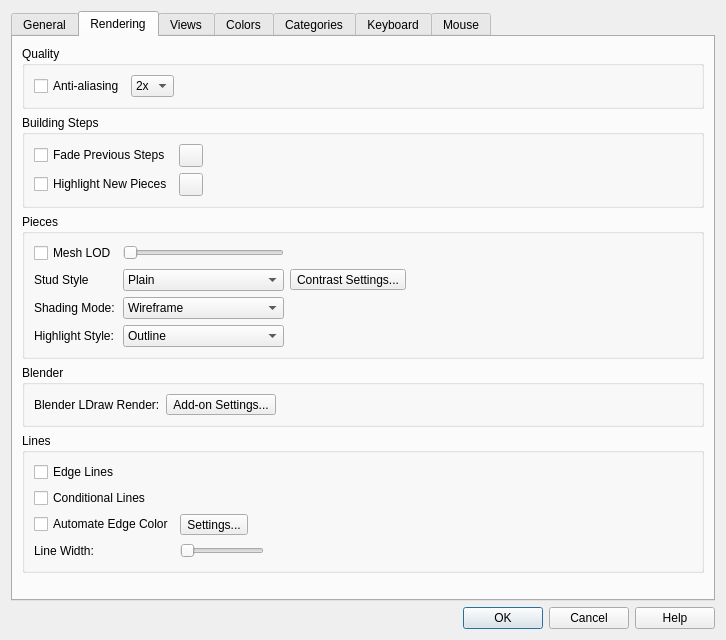
nathaneltitane/studworx, file qt/lc_qpreferencesdialog.ui: the form before one commit.
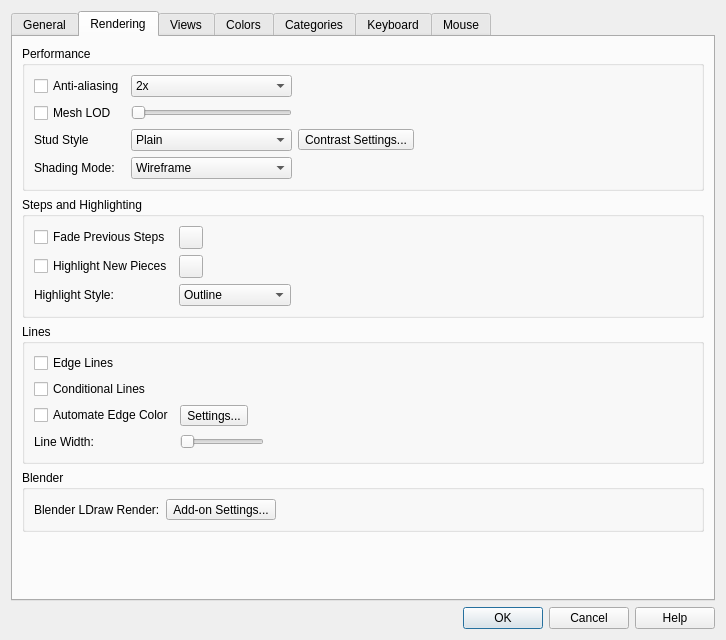
The form after the commit. The open tabs and pages were chosen to show the change. Icons and pictures are not drawn.

Commit message:
Group rendering options by performance impact and move Blender to the bottom
Put anti-aliasing, mesh LOD, stud style and shading mode in a Performance frame, fade and highlight options in a Steps and Highlighting frame, and the optional Blender settings last.

```diff
--- a/qt/lc_qpreferencesdialog.ui
+++ b/qt/lc_qpreferencesdialog.ui
@@ -444,7 +444,7 @@
        <item>
         <widget class="QGroupBox" name="QualityGroup">
          <property name="title">
-          <string>Quality</string>
+          <string>Performance</string>
          </property>
          <layout class="QGridLayout" name="QualityLayout">
           <item row="0" column="0">
@@ -482,97 +482,7 @@
             </item>
            </widget>
           </item>
-          <item row="0" column="3">
-           <spacer name="horizontalSpacer_2">
-            <property name="orientation">
-             <enum>Qt::Orientation::Horizontal</enum>
-            </property>
-            <property name="sizeHint" stdset="0">
-             <size>
-              <width>40</width>
-              <height>20</height>
-             </size>
-            </property>
-           </spacer>
-          </item>
-         </layout>
-        </widget>
-       </item>
-       <item>
-        <widget class="QGroupBox" name="StepsGroup">
-         <property name="title">
-          <string>Building Steps</string>
-         </property>
-         <layout class="QGridLayout" name="StepsLayout">
-          <item row="0" column="0">
-           <widget class="QCheckBox" name="FadeSteps">
-            <property name="toolTip">
-             <string>Tint pieces from previous building steps with the chosen fade color.</string>
-            </property>
-            <property name="text">
-             <string>Fade Previous Steps</string>
-            </property>
-           </widget>
-          </item>
-          <item row="0" column="1">
-           <widget class="QToolButton" name="FadeStepsColor">
-            <property name="accessibleName">
-             <string>Previous Step Color</string>
-            </property>
-            <property name="toolTip">
-             <string>Choose the tint used for pieces from previous steps.</string>
-            </property>
-            <property name="text">
-             <string/>
-            </property>
-           </widget>
-          </item>
           <item row="1" column="0">
-           <widget class="QCheckBox" name="HighlightNewParts">
-            <property name="toolTip">
-             <string>Highlight pieces introduced in the current building step.</string>
-            </property>
-            <property name="text">
-             <string>Highlight New Pieces</string>
-            </property>
-           </widget>
-          </item>
-          <item row="1" column="1">
-           <widget class="QToolButton" name="HighlightNewPartsColor">
-            <property name="accessibleName">
-             <string>New Piece Highlight Color</string>
-            </property>
-            <property name="toolTip">
-             <string>Choose the highlight color for pieces in the current step.</string>
-            </property>
-            <property name="text">
-             <string/>
-            </property>
-           </widget>
-          </item>
-          <item row="0" column="3">
-           <spacer name="StepsSpacer">
-            <property name="orientation">
-             <enum>Qt::Orientation::Horizontal</enum>
-            </property>
-            <property name="sizeHint" stdset="0">
-             <size>
-              <width>40</width>
-              <height>20</height>
-             </size>
-            </property>
-           </spacer>
-          </item>
-         </layout>
-        </widget>
-       </item>
-       <item>
-        <widget class="QGroupBox" name="PiecesGroup">
-         <property name="title">
-          <string>Pieces</string>
-         </property>
-         <layout class="QGridLayout" name="PiecesLayout">
-          <item row="0" column="0">
            <widget class="QCheckBox" name="MeshLOD">
             <property name="toolTip">
              <string>Use simpler meshes for distant pieces to improve display performance.</string>
@@ -582,7 +492,7 @@
             </property>
            </widget>
           </item>
-          <item row="0" column="1">
+          <item row="1" column="1">
            <widget class="QSlider" name="MeshLODSlider">
             <property name="accessibleName">
              <string>Mesh Detail Distance</string>
@@ -604,14 +514,14 @@
             </property>
            </widget>
           </item>
-          <item row="0" column="2">
+          <item row="1" column="2">
            <widget class="QLabel" name="MeshLODLabel">
             <property name="text">
              <string/>
             </property>
            </widget>
           </item>
-          <item row="1" column="0">
+          <item row="2" column="0">
            <widget class="QLabel" name="label_24">
             <property name="toolTip">
              <string>Choose stud geometry and the high contrast stud styles.</string>
@@ -624,7 +534,7 @@
             </property>
            </widget>
           </item>
-          <item row="1" column="1">
+          <item row="2" column="1">
            <widget class="QComboBox" name="studStyleCombo">
             <property name="accessibleName">
              <string>Stud Style</string>
@@ -674,7 +584,7 @@
             </item>
            </widget>
           </item>
-          <item row="1" column="2">
+          <item row="2" column="2">
            <widget class="QToolButton" name="HighContrastButton">
             <property name="toolTip">
              <string>Configure colors and the light/dark threshold for high contrast stud styles.</string>
@@ -684,7 +594,7 @@
             </property>
            </widget>
           </item>
-          <item row="2" column="0">
+          <item row="3" column="0">
            <widget class="QLabel" name="label_3">
             <property name="toolTip">
              <string>Choose how piece surfaces and edges are drawn in model views.</string>
@@ -697,7 +607,7 @@
             </property>
            </widget>
           </item>
-          <item row="2" column="1">
+          <item row="3" column="1">
            <widget class="QComboBox" name="ShadingMode">
             <property name="accessibleName">
              <string>Shading Mode</string>
@@ -722,7 +632,75 @@
             </item>
            </widget>
           </item>
-          <item row="3" column="0">
+          <item row="0" column="3">
+           <spacer name="horizontalSpacer_2">
+            <property name="orientation">
+             <enum>Qt::Orientation::Horizontal</enum>
+            </property>
+            <property name="sizeHint" stdset="0">
+             <size>
+              <width>40</width>
+              <height>20</height>
+             </size>
+            </property>
+           </spacer>
+          </item>
+         </layout>
+        </widget>
+       </item>
+       <item>
+        <widget class="QGroupBox" name="StepsGroup">
+         <property name="title">
+          <string>Steps and Highlighting</string>
+         </property>
+         <layout class="QGridLayout" name="StepsLayout">
+          <item row="0" column="0">
+           <widget class="QCheckBox" name="FadeSteps">
+            <property name="toolTip">
+             <string>Tint pieces from previous building steps with the chosen fade color.</string>
+            </property>
+            <property name="text">
+             <string>Fade Previous Steps</string>
+            </property>
+           </widget>
+          </item>
+          <item row="0" column="1">
+           <widget class="QToolButton" name="FadeStepsColor">
+            <property name="accessibleName">
+             <string>Previous Step Color</string>
+            </property>
+            <property name="toolTip">
+             <string>Choose the tint used for pieces from previous steps.</string>
+            </property>
+            <property name="text">
+             <string/>
+            </property>
+           </widget>
+          </item>
+          <item row="1" column="0">
+           <widget class="QCheckBox" name="HighlightNewParts">
+            <property name="toolTip">
+             <string>Highlight pieces introduced in the current building step.</string>
+            </property>
+            <property name="text">
+             <string>Highlight New Pieces</string>
+            </property>
+           </widget>
+          </item>
+          <item row="1" column="1">
+           <widget class="QToolButton" name="HighlightNewPartsColor">
+            <property name="accessibleName">
+             <string>New Piece Highlight Color</string>
+            </property>
+            <property name="toolTip">
+             <string>Choose the highlight color for pieces in the current step.</string>
+            </property>
+            <property name="text">
+             <string/>
+            </property>
+           </widget>
+          </item>
+          <item row="2" column="0">
            <widget class="QLabel" name="HighlightRenderModeLabel">
             <property name="whatsThis">
              <string>&lt;p&gt;&lt;b&gt;Highlight Style&lt;/b&gt;&lt;/p&gt;&lt;p&gt;Choose how selected pieces and pieces added in the current step are highlighted in the viewport. Outline uses fading outlines in the selection, focus, or new-piece highlight color. Selected pieces also receive a faint fill over obscured portions. Tint and Edges uses tinted faces and colored edges for selection, and colored edges for new pieces.&lt;/p&gt;&lt;p&gt;New-piece highlighting requires Highlight New Pieces. Wireframe views, image exports, and systems without outline support use Tint and Edges.&lt;/p&gt;</string>
@@ -738,7 +716,7 @@
             </property>
            </widget>
           </item>
-          <item row="3" column="1">
+          <item row="2" column="1">
            <widget class="QComboBox" name="HighlightRenderMode">
             <property name="accessibleName">
              <string>Highlight Style</string>
@@ -762,61 +740,7 @@
            </widget>
           </item>
           <item row="0" column="3">
-           <spacer name="PiecesSpacer">
-            <property name="orientation">
-             <enum>Qt::Orientation::Horizontal</enum>
-            </property>
-            <property name="sizeHint" stdset="0">
-             <size>
-              <width>40</width>
-              <height>20</height>
-             </size>
-            </property>
-           </spacer>
-          </item>
-         </layout>
-        </widget>
-       </item>
-       <item>
-        <widget class="QGroupBox" name="BlenderGroup">
-         <property name="title">
-          <string>Blender</string>
-         </property>
-         <layout class="QGridLayout" name="BlenderLayout">
-          <item row="0" column="0">
-           <widget class="QLabel" name="label_39">
-            <property name="whatsThis">
-             <string>&lt;p&gt;&lt;b&gt;Blender Add-on Settings&lt;/b&gt;&lt;/p&gt;&lt;p&gt;Open the separate Blender configuration dialog. Its Apply action saves its settings independently of Preferences, and choosing an executable or importer can configure Blender immediately.&lt;/p&gt;</string>
-            </property>
-            <property name="toolTip">
-             <string>Configure Blender and its LDraw import and render add-ons.</string>
-            </property>
-            <property name="buddy">
-             <cstring>BlenderAddonSettingsButton</cstring>
-            </property>
-            <property name="text">
-             <string>Blender LDraw Render:</string>
-            </property>
-           </widget>
-          </item>
-          <item row="0" column="1">
-           <widget class="QToolButton" name="BlenderAddonSettingsButton">
-            <property name="accessibleName">
-             <string>Blender LDraw Render</string>
-            </property>
-            <property name="whatsThis">
-             <string>&lt;p&gt;&lt;b&gt;Blender Add-on Settings&lt;/b&gt;&lt;/p&gt;&lt;p&gt;Open the separate Blender configuration dialog. Its Apply action saves its settings independently of Preferences, and choosing an executable or importer can configure Blender immediately.&lt;/p&gt;</string>
-            </property>
-            <property name="toolTip">
-             <string>Configure Blender and its LDraw import and render add-ons.</string>
-            </property>
-            <property name="text">
-             <string>Add-on Settings...</string>
-            </property>
-           </widget>
-          </item>
-          <item row="0" column="3">
-           <spacer name="BlenderSpacer">
+           <spacer name="StepsSpacer">
             <property name="orientation">
              <enum>Qt::Orientation::Horizontal</enum>
             </property>
@@ -935,6 +859,60 @@
          </layout>
         </widget>
        </item>
+       <item>
+        <widget class="QGroupBox" name="BlenderGroup">
+         <property name="title">
+          <string>Blender</string>
+         </property>
+         <layout class="QGridLayout" name="BlenderLayout">
+          <item row="0" column="0">
+           <widget class="QLabel" name="label_39">
+            <property name="whatsThis">
+             <string>&lt;p&gt;&lt;b&gt;Blender Add-on Settings&lt;/b&gt;&lt;/p&gt;&lt;p&gt;Open the separate Blender configuration dialog. Its Apply action saves its settings independently of Preferences, and choosing an executable or importer can configure Blender immediately.&lt;/p&gt;</string>
+            </property>
+            <property name="toolTip">
+             <string>Configure Blender and its LDraw import and render add-ons.</string>
+            </property>
+            <property name="buddy">
+             <cstring>BlenderAddonSettingsButton</cstring>
+            </property>
+            <property name="text">
+             <string>Blender LDraw Render:</string>
+            </property>
+           </widget>
+          </item>
+          <item row="0" column="1">
+           <widget class="QToolButton" name="BlenderAddonSettingsButton">
+            <property name="accessibleName">
+             <string>Blender LDraw Render</string>
+            </property>
+            <property name="whatsThis">
+             <string>&lt;p&gt;&lt;b&gt;Blender Add-on Settings&lt;/b&gt;&lt;/p&gt;&lt;p&gt;Open the separate Blender configuration dialog. Its Apply action saves its settings independently of Preferences, and choosing an executable or importer can configure Blender immediately.&lt;/p&gt;</string>
+            </property>
+            <property name="toolTip">
+             <string>Configure Blender and its LDraw import and render add-ons.</string>
+            </property>
+            <property name="text">
+             <string>Add-on Settings...</string>
+            </property>
+           </widget>
+          </item>
+          <item row="0" column="3">
+           <spacer name="BlenderSpacer">
+            <property name="orientation">
+             <enum>Qt::Orientation::Horizontal</enum>
+            </property>
+            <property name="sizeHint" stdset="0">
+             <size>
+              <width>40</width>
+              <height>20</height>
+             </size>
+            </property>
+           </spacer>
+          </item>
+         </layout>
+        </widget>
+       </item>
        <item>
         <spacer name="verticalSpacer">
          <property name="orientation">
```
Left out of the diff: 14 changed lines with no effect on the pictures.
